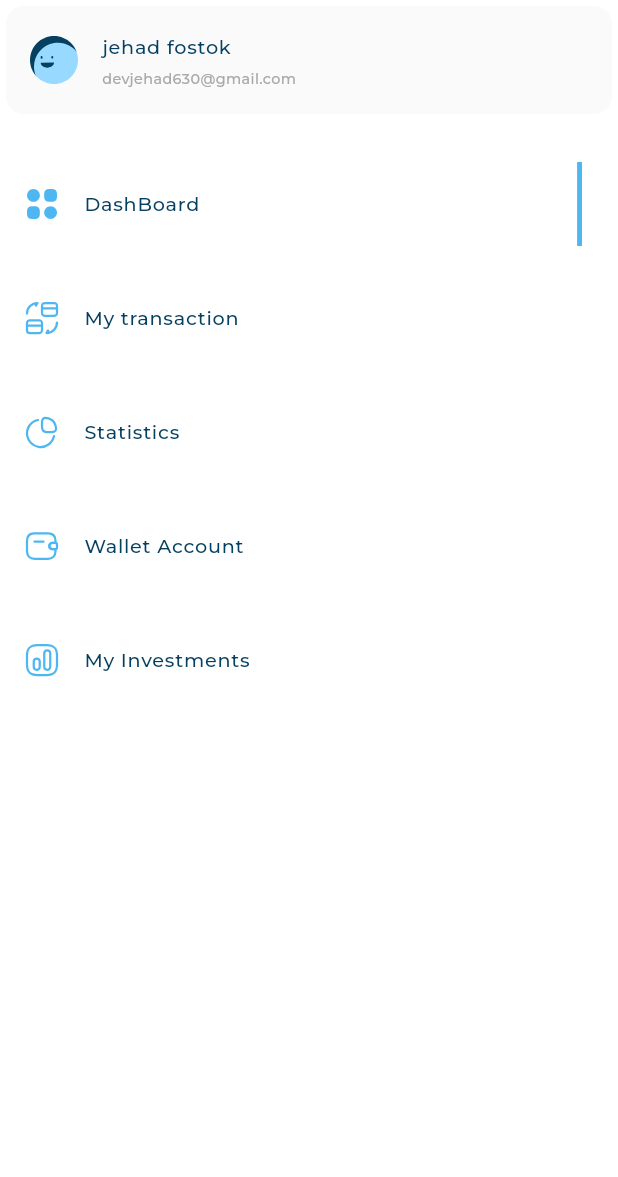
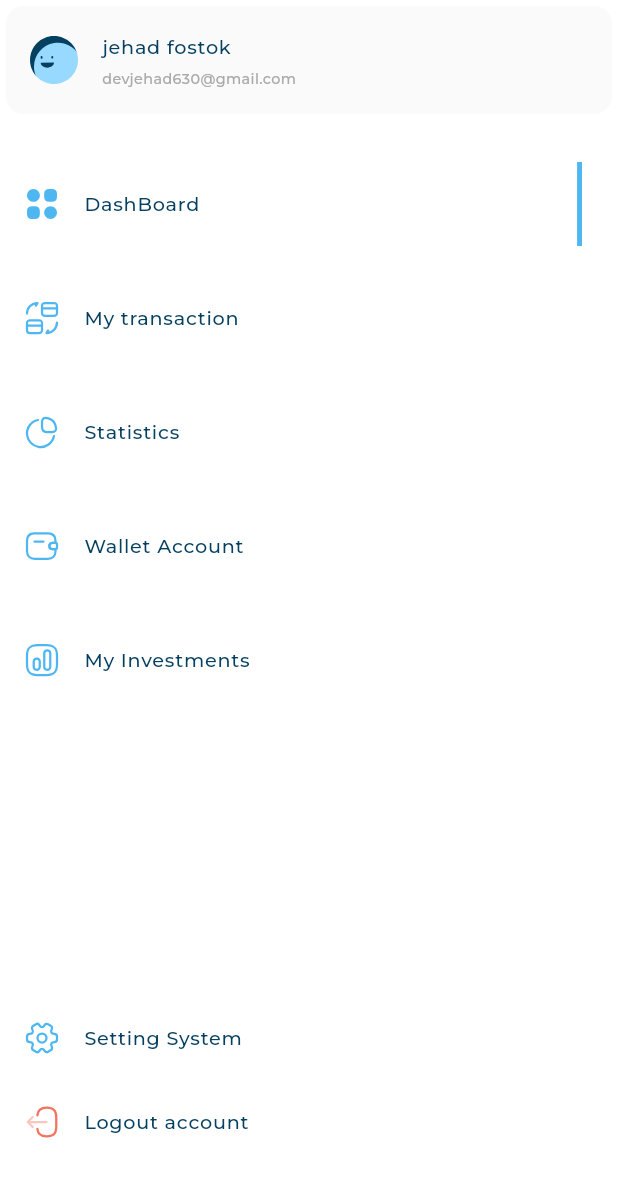
Before and after one commit to Jehad630/responsive_dashborad, a Flutter app: the DashboardDesktopLayout screen opened directly, on a phone screen of 412 x 824 dp. Shown: the top 1177 px of the screen. Run offline on Flutter 3.47's test engine with Material 3 defaults, Android fonts, the light colour scheme and no system bars; our stand-ins replace flutter_svg; project files that could hold a hidden picture were left out.

Commit message:
make the custom drawer scrollable and change it to sliver list

```diff
--- a/lib/features/widgets/custom_drawer.dart
+++ b/lib/features/widgets/custom_drawer.dart
@@ -1,6 +1,8 @@
 import 'package:flutter/material.dart';
+import 'package:responsive_dashborad/core/models/drawerItemModel.dart';
 import 'package:responsive_dashborad/core/utils/app_images.dart';
 import 'package:responsive_dashborad/features/widgets/draweritem_list_view.dart';
+import 'package:responsive_dashborad/features/widgets/in_active_drawer_item.dart';
 import 'package:responsive_dashborad/features/widgets/user_info.dart';
 
 class CustomDrawer extends StatelessWidget {
@@ -10,15 +12,38 @@ class CustomDrawer extends StatelessWidget {
   Widget build(BuildContext context) {
     return Container(
       color: Colors.white,
-      child: Column(
-        children: [
-          const UserInfo(
-            image: Assets.imagesAvatar3,
-            title: "jehad fostok",
-            subtitle: "devjehad630@gmail.com",
+      child: CustomScrollView(
+        slivers: [
+          SliverToBoxAdapter(
+            child: const UserInfo(
+              image: Assets.imagesAvatar3,
+              title: "jehad fostok",
+              subtitle: "devjehad630@gmail.com",
+            ),
           ),
-          const SizedBox(height: 8),
+          SliverToBoxAdapter(child: const SizedBox(height: 8)),
           draweritemListView(),
+          SliverFillRemaining(
+            hasScrollBody: false,
+            child: Column(
+              children: [
+                Expanded(child: SizedBox(height: 20,)),
+                InActiveDrawerItem(
+                  draweritemModel: DraweritemModel(
+                    title: "Setting System",
+                    image: Assets.imagesSettings,
+                  ),
+                ),
+                InActiveDrawerItem(
+                  draweritemModel: DraweritemModel(
+                    title: "Logout account",
+                    image: Assets.imagesLogout,
+                  ),
+                ),
+               SizedBox(height: 48),
+              ],
+            ),
+          ),
         ],
       ),
     );
--- a/lib/features/widgets/draweritem_list_view.dart
+++ b/lib/features/widgets/draweritem_list_view.dart
@@ -23,9 +23,7 @@ class _draweritemListViewState extends State<draweritemListView> {
 
   @override
   Widget build(BuildContext context) {
-    return ListView.builder(
-      shrinkWrap: true,
-      physics: NeverScrollableScrollPhysics(),
+    return SliverList.builder(
       itemCount: items.length,
       itemBuilder: (context, index) {
         return GestureDetector(
```
